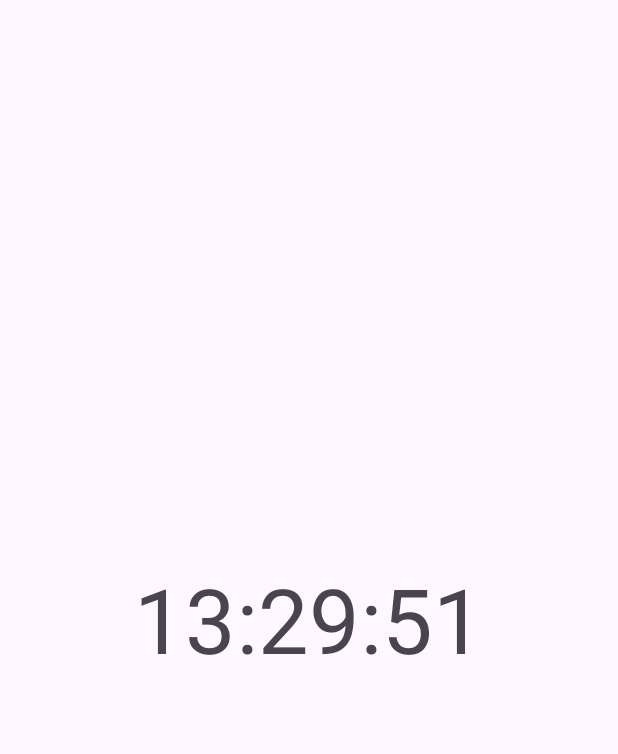
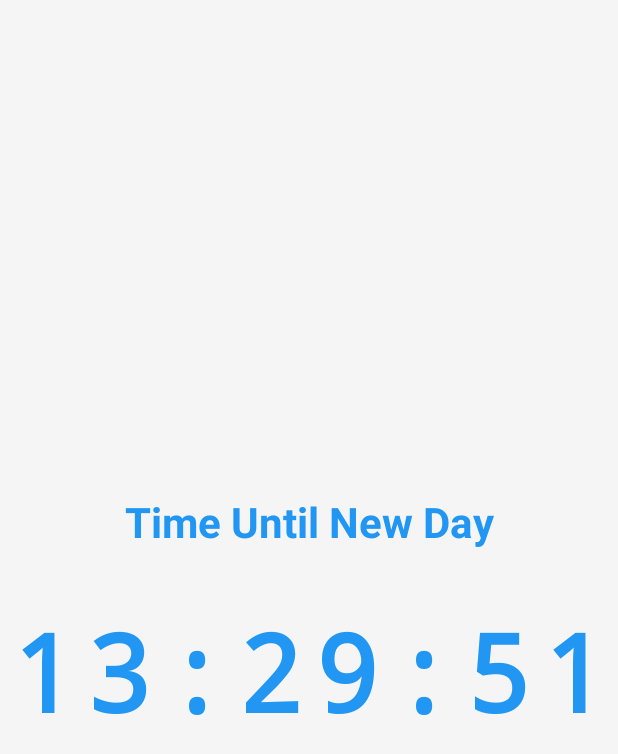
Before and after one commit to wannaphong/New-Day-Countdown, an Android app: the screen it shows after launch (MainActivity), on a phone screen of 412 x 824 dp. Shown: the top 754 px of the screen. Run offline under Robolectric (Android 15) with nearby library versions, the phone set to English and light mode, and no system bars.

Commit message:
Improve UI with better styling, colors, and layout
Co-authored-by: wannaphong <8536487+wannaphong@users.noreply.github.com>

```diff
--- a/NewDayCountdown/app/src/main/java/com/wannaphong/newdaycountdown/MainActivity.kt
+++ b/NewDayCountdown/app/src/main/java/com/wannaphong/newdaycountdown/MainActivity.kt
@@ -38,7 +38,7 @@ class MainActivity : AppCompatActivity() {
             }
 
             override fun onFinish() {
-                time_show.text = "Happy New Day!!!" //getString(R.string.new_day_start)
+                time_show.text = getString(R.string.new_day_message)
             }
         }.start()
     }
--- a/NewDayCountdown/app/src/main/res/layout/activity_main.xml
+++ b/NewDayCountdown/app/src/main/res/layout/activity_main.xml
@@ -5,18 +5,38 @@
     android:id="@+id/main"
     android:layout_width="match_parent"
     android:layout_height="match_parent"
+    android:padding="24dp"
     tools:context=".MainActivity">
+
+    <TextView
+        android:id="@+id/titleText"
+        android:layout_width="wrap_content"
+        android:layout_height="wrap_content"
+        android:text="@string/countdown_title"
+        android:textSize="28sp"
+        android:textStyle="bold"
+        android:textColor="?attr/colorPrimary"
+        android:gravity="center"
+        app:layout_constraintBottom_toTopOf="@+id/textView"
+        app:layout_constraintEnd_toEndOf="parent"
+        app:layout_constraintStart_toStartOf="parent"
+        app:layout_constraintTop_toTopOf="parent"
+        app:layout_constraintVertical_chainStyle="packed" />
 
     <TextView
         android:id="@+id/textView"
         android:layout_width="wrap_content"
         android:layout_height="wrap_content"
-        android:layout_centerInParent="true"
-        android:text="Hello World!"
-        android:textSize="60sp"
+        android:layout_marginTop="32dp"
+        android:text="00:00:00"
+        android:textSize="72sp"
+        android:textStyle="bold"
+        android:textColor="@color/countdown_text"
+        android:fontFamily="monospace"
+        android:letterSpacing="0.1"
         app:layout_constraintBottom_toBottomOf="parent"
         app:layout_constraintEnd_toEndOf="parent"
         app:layout_constraintStart_toStartOf="parent"
-        app:layout_constraintTop_toTopOf="parent" />
+        app:layout_constraintTop_toBottomOf="@+id/titleText" />
 
 </androidx.constraintlayout.widget.ConstraintLayout>
--- a/NewDayCountdown/app/src/main/res/values-night/themes.xml
+++ b/NewDayCountdown/app/src/main/res/values-night/themes.xml
@@ -2,6 +2,9 @@
     <!-- Base application theme. -->
     <style name="Base.Theme.NewDayCountdown" parent="Theme.Material3.DayNight.NoActionBar">
         <!-- Customize your dark theme here. -->
-        <!-- <item name="colorPrimary">@color/my_dark_primary</item> -->
+        <item name="colorPrimary">@color/primary</item>
+        <item name="colorPrimaryDark">@color/primary_dark</item>
+        <item name="colorAccent">@color/accent</item>
+        <item name="android:windowBackground">@color/background_dark</item>
     </style>
 </resources>
--- a/NewDayCountdown/app/src/main/res/values/colors.xml
+++ b/NewDayCountdown/app/src/main/res/values/colors.xml
@@ -2,4 +2,10 @@
 <resources>
     <color name="black">#FF000000</color>
     <color name="white">#FFFFFFFF</color>
+    <color name="primary">#2196F3</color>
+    <color name="primary_dark">#1976D2</color>
+    <color name="accent">#FF5722</color>
+    <color name="background_light">#F5F5F5</color>
+    <color name="background_dark">#121212</color>
+    <color name="countdown_text">#2196F3</color>
 </resources>
--- a/NewDayCountdown/app/src/main/res/values/strings.xml
+++ b/NewDayCountdown/app/src/main/res/values/strings.xml
@@ -1,3 +1,5 @@
 <resources>
     <string name="app_name">New Day Countdown</string>
+    <string name="countdown_title">Time Until New Day</string>
+    <string name="new_day_message">Happy New Day!</string>
 </resources>
--- a/NewDayCountdown/app/src/main/res/values/themes.xml
+++ b/NewDayCountdown/app/src/main/res/values/themes.xml
@@ -2,7 +2,10 @@
     <!-- Base application theme. -->
     <style name="Base.Theme.NewDayCountdown" parent="Theme.Material3.DayNight.NoActionBar">
         <!-- Customize your light theme here. -->
-        <!-- <item name="colorPrimary">@color/my_light_primary</item> -->
+        <item name="colorPrimary">@color/primary</item>
+        <item name="colorPrimaryDark">@color/primary_dark</item>
+        <item name="colorAccent">@color/accent</item>
+        <item name="android:windowBackground">@color/background_light</item>
     </style>
 
     <style name="Theme.NewDayCountdown" parent="Base.Theme.NewDayCountdown" />
```
